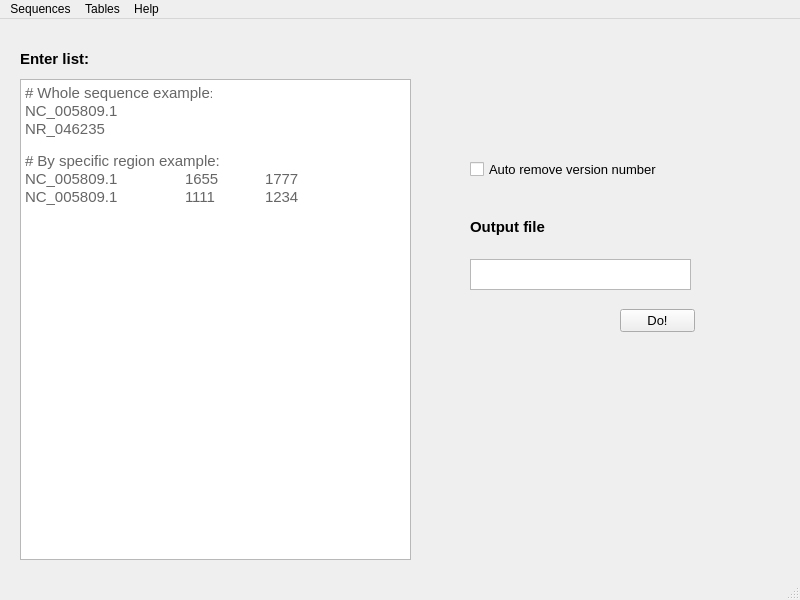
Before: the Qt Designer form src/gaosb/gui/Gao's SB.ui in bioinformatist/Gao-s-SB, drawn with Qt 5.
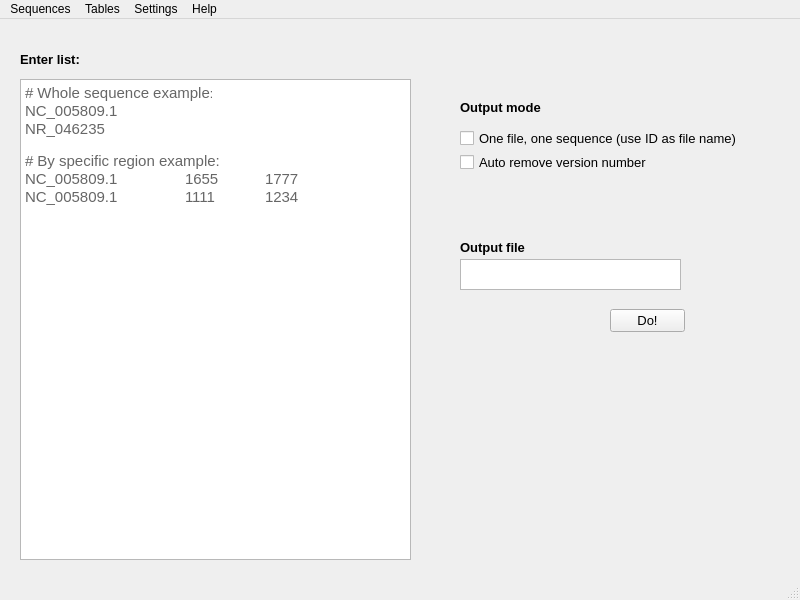
After: the same form once the commit is applied. The open tabs and pages were chosen to show the change.

```diff
--- a/src/gaosb/gui/Gao's SB.ui
+++ b/src/gaosb/gui/Gao's SB.ui
@@ -207,22 +207,27 @@
         <height>21</height>
        </rect>
       </property>
+      <property name="font">
+       <font>
+        <pointsize>10</pointsize>
+       </font>
+      </property>
       <property name="text">
-       <string>&lt;html&gt;&lt;head/&gt;&lt;body&gt;&lt;p&gt;&lt;span style=&quot; font-size:11pt; font-weight:600;&quot;&gt;Enter list:&lt;/span&gt;&lt;/p&gt;&lt;/body&gt;&lt;/html&gt;</string>
+       <string>&lt;html&gt;&lt;head/&gt;&lt;body&gt;&lt;p&gt;&lt;span style=&quot; font-size:10pt; font-weight:600;&quot;&gt;Enter list:&lt;/span&gt;&lt;/p&gt;&lt;/body&gt;&lt;/html&gt;</string>
       </property>
      </widget>
      <widget class="QLabel" name="label_3">
       <property name="geometry">
        <rect>
-        <x>460</x>
-        <y>190</y>
+        <x>450</x>
+        <y>210</y>
         <width>191</width>
         <height>16</height>
        </rect>
       </property>
       <property name="font">
        <font>
-        <pointsize>11</pointsize>
+        <pointsize>10</pointsize>
         <weight>75</weight>
         <bold>true</bold>
        </font>
@@ -234,7 +239,7 @@
      <widget class="QTextEdit" name="textEdit_downloadSeqDestination">
       <property name="geometry">
        <rect>
-        <x>460</x>
+        <x>450</x>
         <y>230</y>
         <width>221</width>
         <height>31</height>
@@ -244,7 +249,7 @@
      <widget class="QPushButton" name="pushButton_doDownloadSeq">
       <property name="geometry">
        <rect>
-        <x>610</x>
+        <x>600</x>
         <y>280</y>
         <width>75</width>
         <height>23</height>
@@ -267,22 +272,60 @@
        <bool>true</bool>
       </property>
      </widget>
-     <widget class="QCheckBox" name="checkBox_removeVersion">
+     <widget class="QWidget" name="">
       <property name="geometry">
        <rect>
-        <x>460</x>
-        <y>120</y>
-        <width>221</width>
-        <height>41</height>
+        <x>450</x>
+        <y>100</y>
+        <width>333</width>
+        <height>42</height>
+       </rect>
+      </property>
+      <layout class="QVBoxLayout" name="verticalLayout">
+       <item>
+        <widget class="QCheckBox" name="checkBox_oneFile">
+         <property name="font">
+          <font>
+           <pointsize>10</pointsize>
+          </font>
+         </property>
+         <property name="text">
+          <string>One file, one sequence (use ID as file name)</string>
+         </property>
+        </widget>
+       </item>
+       <item>
+        <widget class="QCheckBox" name="checkBox_removeVersion">
+         <property name="font">
+          <font>
+           <pointsize>10</pointsize>
+          </font>
+         </property>
+         <property name="text">
+          <string>Auto remove version number</string>
+         </property>
+        </widget>
+       </item>
+      </layout>
+     </widget>
+     <widget class="QLabel" name="label_7">
+      <property name="geometry">
+       <rect>
+        <x>450</x>
+        <y>70</y>
+        <width>191</width>
+        <height>16</height>
        </rect>
       </property>
       <property name="font">
        <font>
         <pointsize>10</pointsize>
+        <weight>75</weight>
+        <bold>true</bold>
        </font>
       </property>
       <property name="text">
-       <string>Auto remove version number</string>
+       <string>Output mode</string>
       </property>
      </widget>
      <zorder>textEdit_accessionList</zorder>
@@ -551,8 +594,15 @@
     </property>
     <addaction name="action_filtering"/>
    </widget>
+   <widget class="QMenu" name="menuSettings">
+    <property name="title">
+     <string>Settings</string>
+    </property>
+    <addaction name="action_setWorkingDirectory"/>
+   </widget>
    <addaction name="menuSequences"/>
    <addaction name="menuTables"/>
+   <addaction name="menuSettings"/>
    <addaction name="menuHelp"/>
   </widget>
   <widget class="QStatusBar" name="statusbar"/>
```
Left out of the diff: 22 changed lines with no effect on the pictures.
